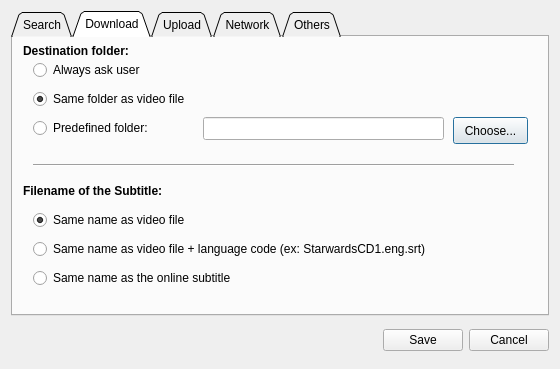
Before: the Qt Designer form gui/preferences.ui in subdownloader/subdownloader, drawn with Qt 5.
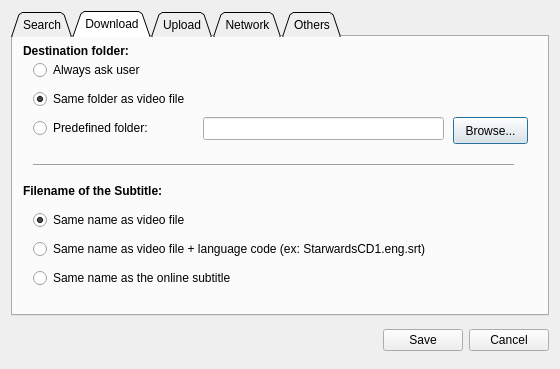
After: the same form once the commit is applied. The open tabs and pages were chosen to show the change.

What changed in the file:
```diff
--- a/gui/preferences.ui
+++ b/gui/preferences.ui
@@ -136,14 +136,6 @@
       </layout>
      </widget>
      <widget class="QWidget" name="tab_6" >
-      <property name="geometry" >
-       <rect>
-        <x>0</x>
-        <y>0</y>
-        <width>540</width>
-        <height>279</height>
-       </rect>
-      </property>
       <attribute name="title" >
        <string>Download</string>
       </attribute>
@@ -257,7 +249,7 @@
         </rect>
        </property>
        <property name="text" >
-        <string>Choose...</string>
+        <string>Browse...</string>
        </property>
       </widget>
       <widget class="QWidget" name="layoutWidget" >
```
Left out of the diff: 37 changed lines with no effect on the pictures.
